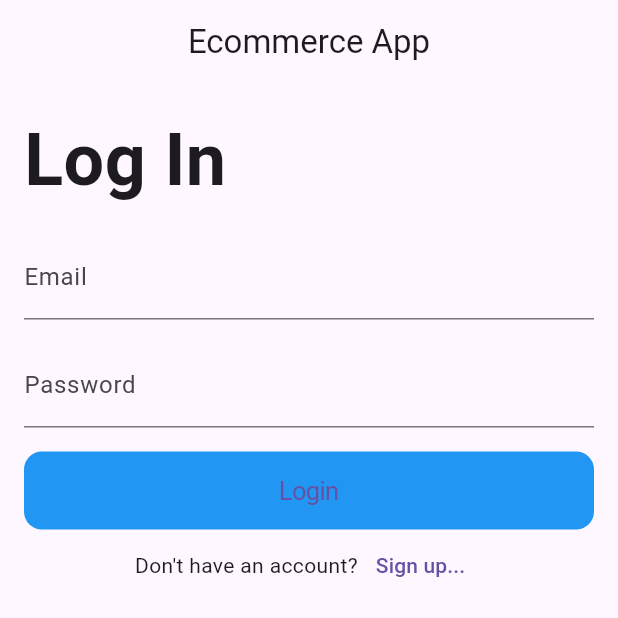
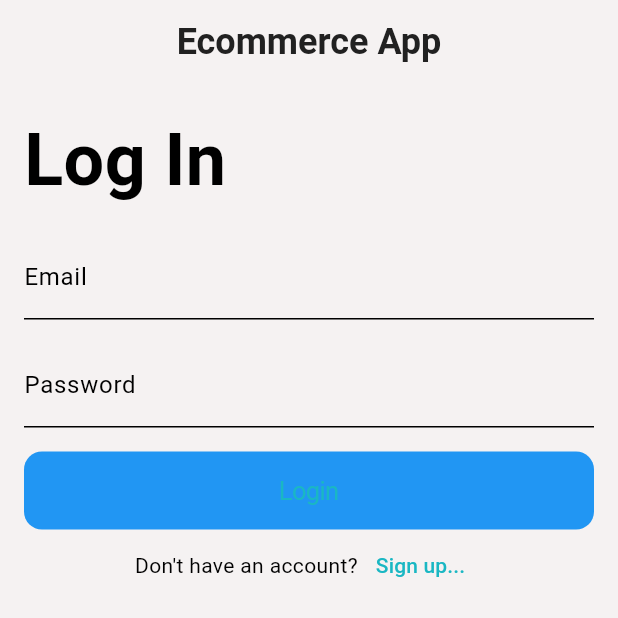
Before and after one commit to Nirajgns/ecom-frontend, a Flutter app: the screen it shows after launch, on a phone screen of 412 x 824 dp, the top half of it. Run offline on Flutter 3.47's test engine with Material 3 defaults, Android fonts, the phone set to English and light mode, and no system bars; our stand-ins replace dio, pretty_dio_logger.

Commit message:
ui constants and theme

```diff
--- a/lib/core/ui.dart
+++ b/lib/core/ui.dart
@@ -2,4 +2,63 @@ import 'package:flutter/material.dart';
 
 class AppColors {
   static Color accent = const Color(0xff1ab7c3);
+  static Color text = const Color(0xff212121);
+  static Color textLight = const Color(0xFf8a8a8a);
+  static Color scaffoldlight = const Color(0xFFF5F2F2);
 }
+
+class Themes {
+  static ThemeData defaultTheme = ThemeData(
+    brightness: Brightness.light,
+    scaffoldBackgroundColor: AppColors.scaffoldlight,
+    appBarTheme: AppBarTheme(
+      elevation: 0,
+      backgroundColor: AppColors.scaffoldlight,
+      iconTheme: IconThemeData(color: AppColors.text),
+      titleTextStyle: TextStyle(
+          color: AppColors.text, fontSize: 24, fontWeight: FontWeight.w700),
+    ),
+    colorScheme: ColorScheme.light(
+      primary: AppColors.accent,
+      secondary: AppColors.accent,
+    ),
+  );
+}
+
+class TextStyles {
+  static TextStyle heading1 = TextStyle(
+    fontWeight: FontWeight.bold,
+    color: AppColors.text,
+    fontSize: 48,
+  );
+
+  static TextStyle heading2 = TextStyle(
+    fontWeight: FontWeight.bold,
+    color: AppColors.text,
+    fontSize: 32,
+  );
+
+  static TextStyle heading3 = TextStyle(
+    fontWeight: FontWeight.bold,
+    color: AppColors.text,
+    fontSize: 24,
+  );
+
+  static TextStyle body1 = TextStyle(
+    fontWeight: FontWeight.bold,
+    color: AppColors.text,
+    fontSize: 24,
+  );
+
+  static TextStyle body2 = TextStyle(
+    fontWeight: FontWeight.normal,
+    color: AppColors.text,
+    fontSize: 24,
+  );
+
+  static TextStyle body3 = TextStyle(
+    fontWeight: FontWeight.normal,
+    color: AppColors.text,
+    fontSize: 16,
+  );
+}
--- a/lib/main.dart
+++ b/lib/main.dart
@@ -1,4 +1,5 @@
 import 'package:ecom_app/core/routes.dart';
+import 'package:ecom_app/core/ui.dart';
 import 'package:ecom_app/presentation/screens/auth/login_screen.dart';
 import 'package:flutter/material.dart';
 
@@ -12,7 +13,8 @@ class EcomerceApp extends StatelessWidget {
 
   @override
   Widget build(BuildContext context) {
-    return const MaterialApp(
+    return MaterialApp(
+      theme: Themes.defaultTheme,
       debugShowCheckedModeBanner: false,
       onGenerateRoute: Routes.onGenerateRoute,
       initialRoute: LoginScreen.routeName,
--- a/lib/presentation/screens/auth/login_screen.dart
+++ b/lib/presentation/screens/auth/login_screen.dart
@@ -13,19 +13,19 @@ class LoginScreen extends StatefulWidget {
 class _LoginScreenState extends State<LoginScreen> {
   final emailController = TextEditingController();
   final passwordController = TextEditingController();
+
   @override
   Widget build(BuildContext context) {
     return Scaffold(
       appBar: AppBar(
         centerTitle: true,
         elevation: 0,
-        title: Text("Ecommerce App"),
+        title: const Text("Ecommerce App"),
       ),
       body: SafeArea(
         child: Padding(
           padding: const EdgeInsets.all(16.0),
-          child: ListView(
-            children: [
+          child: ListView(children: [
             const Text(
               "Log In",
               style: TextStyle(fontSize: 48, fontWeight: FontWeight.bold),
@@ -69,8 +69,7 @@ class _LoginScreenState extends State<LoginScreen> {
                 ),
               ],
             ),
-            ],
-          ),
+          ]),
         ),
       ),
     );
```
Lines whose indentation alone changed are shown as unchanged.
